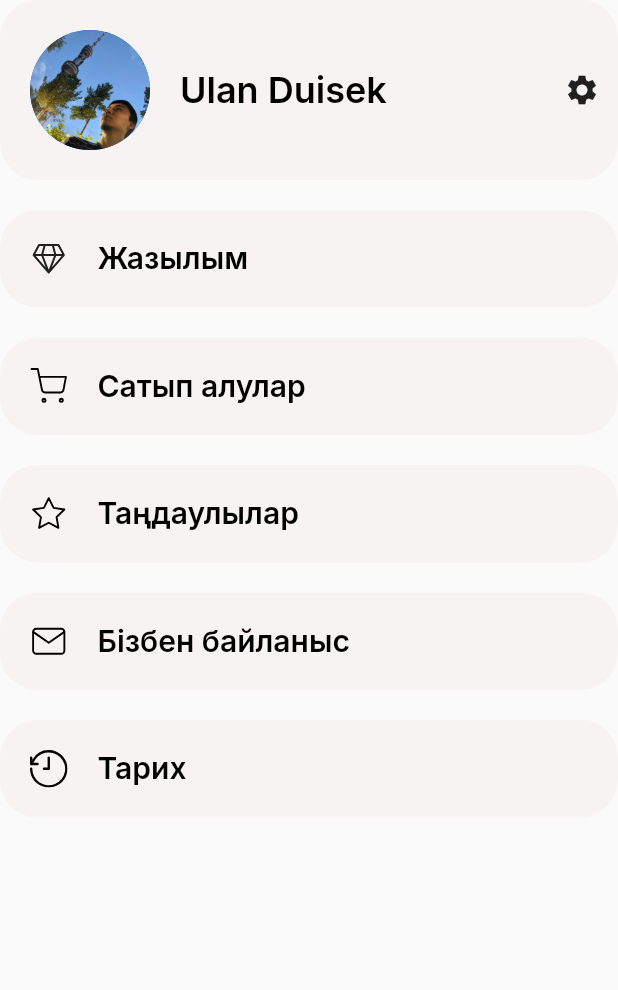
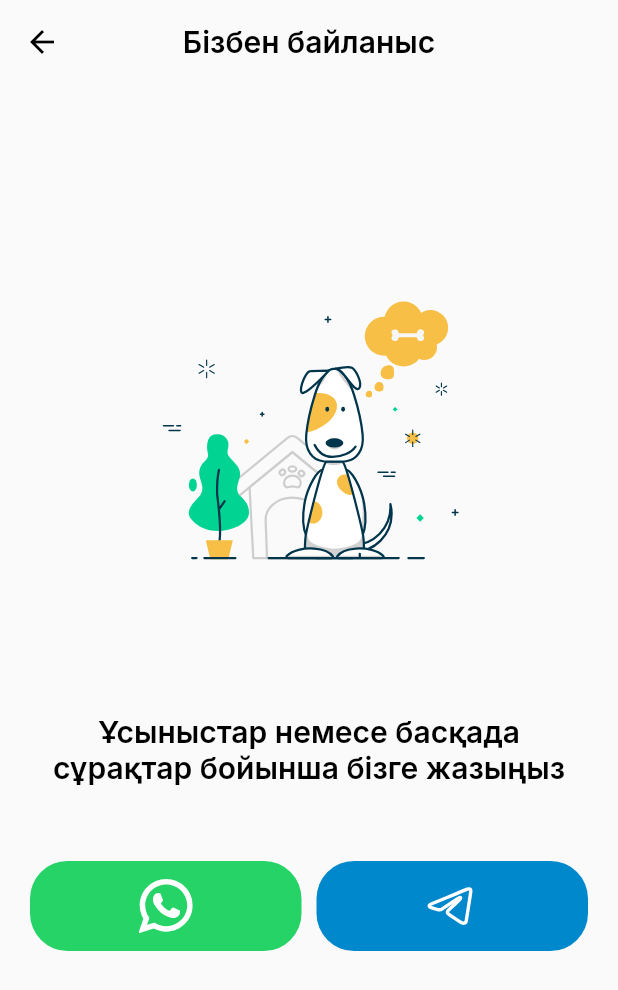
Before and after one commit to udrepo/monday_project, a Flutter app: the ProfileScreen widget shown alone on an empty page, opened directly, after a tap on "Бізбен байланыс", on a phone screen of 412 x 824 dp. Shown: the top 990 px of the screen. Run offline on Flutter 3.47's test engine with Material 2 defaults, Android fonts, the phone set to English and light mode, and no system bars; our stand-ins replace fl_chart, flutter_snake_navigationbar, flutter_svg, google_fonts, social_login_buttons.

Commit message:
added contact us screen

```diff
--- a/lib/config/monday_colors.dart
+++ b/lib/config/monday_colors.dart
@@ -24,4 +24,8 @@ class MondayColors {
   static const Color kNavBarBgColor = Color(0xffF8F3F3);
   static const Color kGrayBgColor = Color(0xffD9D9D9);
   static const Color kLightGrayBgColor = Color(0xffF7F7F7);
+  static const Color kWhatsAppColor = Color(0xff25D366);
+  static const Color kTelegramColor = Color(0xff0088cc);
+
+
 }
--- /dev/null
+++ b/lib/screens/contact_us_screen.dart
@@ -0,0 +1,81 @@
+import 'package:flutter/material.dart';
+import 'package:flutter_svg/svg.dart';
+import 'package:monday_project/config/monday_colors.dart';
+import 'package:url_launcher/url_launcher.dart';
+
+import '../config/monday_text_styles.dart';
+
+class ContactUsScreen extends StatelessWidget {
+  const ContactUsScreen({Key? key}) : super(key: key);
+
+  @override
+  Widget build(BuildContext context) {
+    return Scaffold(
+      appBar: AppBar(
+        title: Text(
+          'Бізбен байланыс',
+          style: MondayTS.blackS20W600,
+        ),
+        centerTitle: true,
+        backgroundColor: Colors.transparent,
+        elevation: 0.0,
+        iconTheme: IconThemeData(
+          color: Colors.black, //change your color here
+        ),
+      ),
+      body: Padding(
+        padding: EdgeInsets.all(20),
+        child: Column(
+          children: [
+            const SizedBox(height: 100,),
+            Center(child: SvgPicture.asset('assets/contact_ill.svg', width: 250,)),
+            const SizedBox(height: 50,),
+            Text('Ұсыныстар немесе басқада сұрақтар бойынша бізге жазыңыз',
+              textAlign: TextAlign.center,
+              style: MondayTS.blackS20W600,),
+            const SizedBox(height: 50,),
+            SizedBox(
+              height: 60,
+              child: Row(
+                children: [
+                  Expanded(
+                      flex: 1,
+                      child: InkWell(
+                        onTap: ()async{
+                          await launch("https://wa.me/77772051717/?text=Salem");
+                        },
+                        child: Container(
+                          padding: EdgeInsets.all(12),
+                    decoration: BoxDecoration(
+                        borderRadius: BorderRadius.all(Radius.circular(25)),
+                        color: MondayColors.kWhatsAppColor
+                    ),
+                          child: SvgPicture.asset('assets/icons/ic_whatsapp.svg', color: Colors.white,),
+                  ),
+                      ),),
+                  SizedBox(width: 10,),
+                  Expanded(
+                      flex: 1,
+                      child: InkWell(
+                        onTap: () async{
+                          await launch("https://t.me/ulantg");
+
+                        },
+                        child: Container(
+                          padding: EdgeInsets.all(12),
+                    decoration: BoxDecoration(
+                          borderRadius: BorderRadius.all(Radius.circular(25)),
+                          color: MondayColors.kTelegramColor
+                    ),
+                          child: SvgPicture.asset('assets/icons/ic_telegram.svg', color: Colors.white,),
+                  ),
+                      )),
+                ],
+              ),
+            )
+          ],
+        ),
+      ),
+    );
+  }
+}
--- a/lib/screens/profile_screen.dart
+++ b/lib/screens/profile_screen.dart
@@ -1,7 +1,9 @@
 import 'package:flutter/material.dart';
 import 'package:monday_project/config/monday_colors.dart';
 import 'package:monday_project/config/monday_text_styles.dart';
+import 'package:monday_project/screens/contact_us_screen.dart';
 import 'package:monday_project/screens/edit_profile_screen.dart';
+import 'package:monday_project/screens/favorites_screen.dart';
 import 'package:monday_project/screens/history_screen.dart';
 import 'package:monday_project/screens/purchases_screen.dart';
 import 'package:monday_project/screens/subscription_screen.dart';
@@ -80,7 +82,13 @@ class ProfileScreen extends StatelessWidget {
         GrayButton(
           text: 'Таңдаулылар',
           icon: 'assets/icons/ic_star.svg',
-          onTap: () {},
+          onTap: () {
+            Navigator.push(
+              context,
+              MaterialPageRoute(
+                  builder: (context) => FavoritesScreen()),
+            );
+          },
         ),
         SizedBox(
           height: 20,
@@ -88,7 +96,13 @@ class ProfileScreen extends StatelessWidget {
         GrayButton(
           text: 'Бізбен байланыс',
           icon: 'assets/icons/ic_mail.svg',
-          onTap: () {},
+          onTap: () {
+            Navigator.push(
+              context,
+              MaterialPageRoute(
+                  builder: (context) => ContactUsScreen()),
+            );
+          },
         ),
         SizedBox(
           height: 20,
--- a/pubspec.yaml
+++ b/pubspec.yaml
@@ -42,6 +42,7 @@ dependencies:
   flutter_snake_navigationbar: ^0.6.1
   graphic: ^1.0.1
   fl_chart: ^0.61.0
+  url_launcher: ^6.1.10
 
 dev_dependencies:
   flutter_test:
```
Also changed, not shown: lib/screens/favorites_screen.dart (added, +25 -0 lines), assets/contact_ill.svg (added), assets/icons/ic_telegram.svg (added), assets/icons/ic_whatsapp.svg (added), pubspec.lock.
